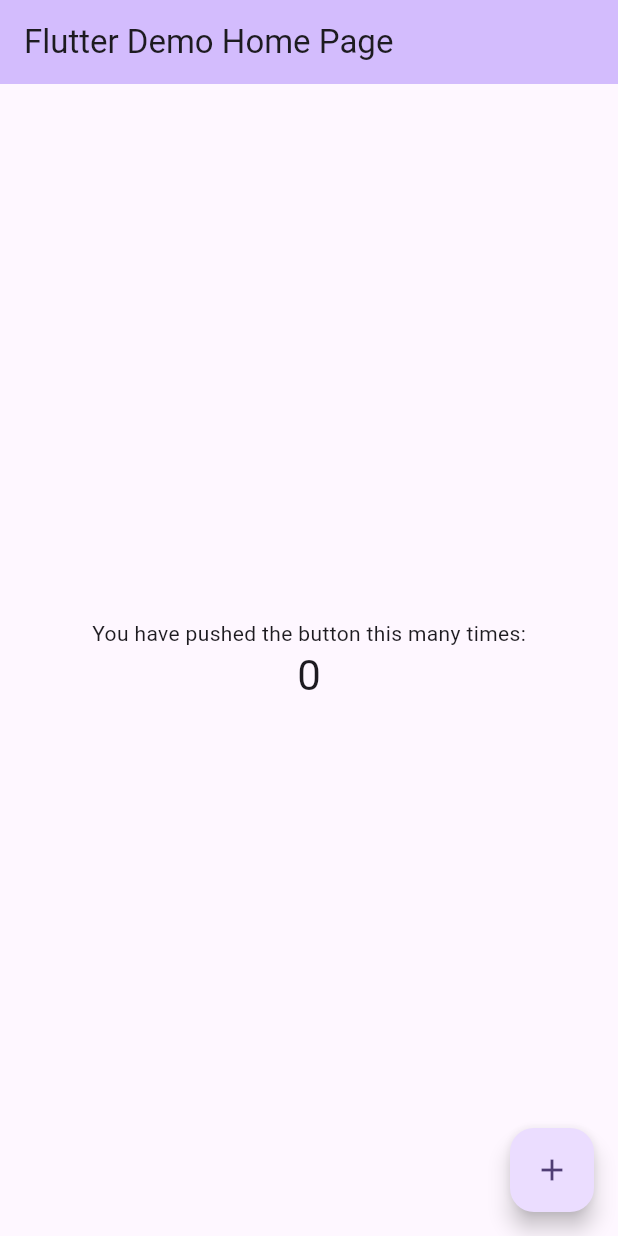
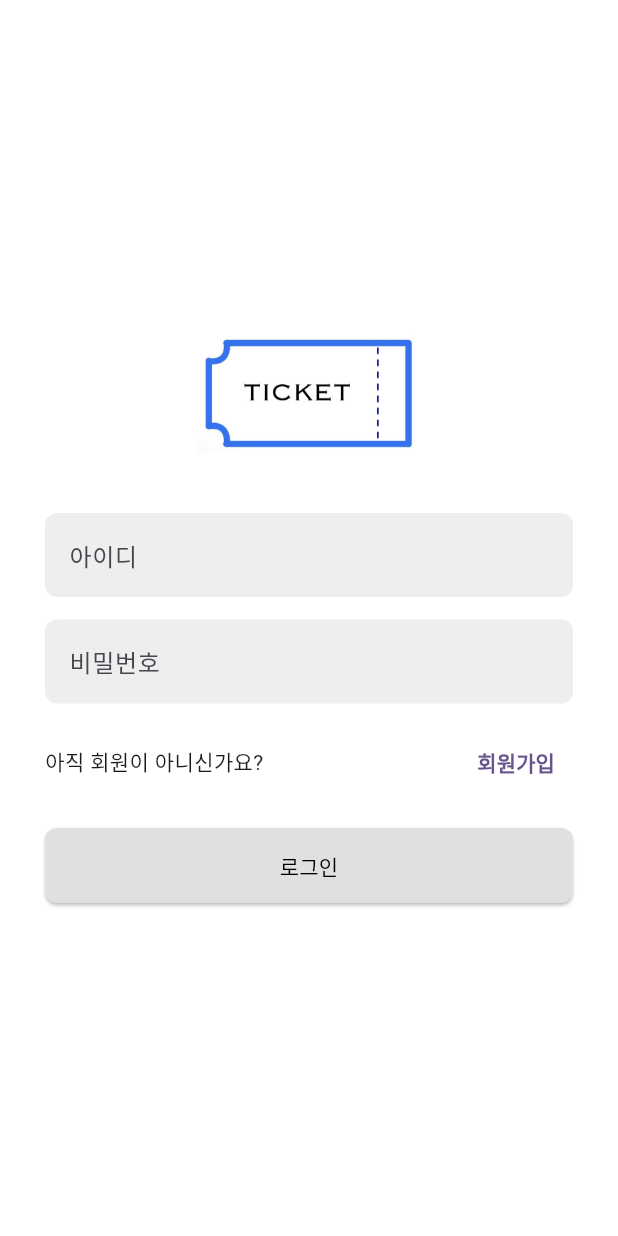
Before and after one commit to automaker-act/flutter-user_front, a Flutter app: the screen it shows after launch, on a phone screen of 412 x 824 dp. Run offline on Flutter 3.47's test engine with Material 3 defaults, Android fonts, the phone set to English and light mode, and no system bars.

Commit message:
init setting

```diff
--- /dev/null
+++ b/lib/auth/login.dart
@@ -0,0 +1,78 @@
+import 'package:flutter/material.dart';
+
+class LoginScreen extends StatelessWidget {
+  const LoginScreen({super.key});
+
+  @override
+  Widget build(BuildContext context) {
+    return Scaffold(
+      body: Center(
+        child: Padding(
+          padding: const EdgeInsets.symmetric(horizontal: 30.0),
+          child: Column(
+            mainAxisAlignment: MainAxisAlignment.center,
+            children: [
+              Image.asset(
+                'assets/images/ticket_logo.jpg',
+                height: 80,
+                errorBuilder: (context, error, stackTrace) {
+                  return const Text("이미지를 불러올 수 없습니다."); // 오류 시 메시지 출력
+                },
+              ),
+              const SizedBox(height: 40),
+              _buildTextField("아이디"),
+              const SizedBox(height: 15),
+              _buildTextField("비밀번호", obscureText: true),
+              const SizedBox(height: 15),
+              Row(
+                mainAxisAlignment: MainAxisAlignment.spaceBetween,
+                children: [
+                  const Text("아직 회원이 아니신가요?"),
+                  TextButton(
+                    onPressed: () {
+                      // 회원가입 페이지 이동 로직
+                    },
+                    child: const Text(
+                      "회원가입",
+                      style: TextStyle(fontWeight: FontWeight.bold),
+                    ),
+                  ),
+                ],
+              ),
+              const SizedBox(height: 20),
+              ElevatedButton(
+                onPressed: () {
+                  // 로그인 로직
+                },
+                style: ElevatedButton.styleFrom(
+                  backgroundColor: Colors.grey[300],
+                  foregroundColor: Colors.black,
+                  minimumSize: const Size(double.infinity, 50),
+                  shape: RoundedRectangleBorder(
+                    borderRadius: BorderRadius.circular(8.0),
+                  ),
+                ),
+                child: const Text("로그인"),
+              ),
+            ],
+          ),
+        ),
+      ),
+    );
+  }
+
+  Widget _buildTextField(String hint, {bool obscureText = false}) {
+    return TextField(
+      obscureText: obscureText,
+      decoration: InputDecoration(
+        hintText: hint,
+        filled: true,
+        fillColor: Colors.grey[200],
+        border: OutlineInputBorder(
+          borderRadius: BorderRadius.circular(8.0),
+          borderSide: BorderSide.none,
+        ),
+      ),
+    );
+  }
+}
--- a/lib/main.dart
+++ b/lib/main.dart
@@ -1,4 +1,5 @@
 import 'package:flutter/material.dart';
+import 'auth/login.dart'; // 로그인 화면 임포트
 
 void main() {
   runApp(const MyApp());
@@ -7,116 +8,17 @@ void main() {
 class MyApp extends StatelessWidget {
   const MyApp({super.key});
 
-  // This widget is the root of your application.
   @override
   Widget build(BuildContext context) {
     return MaterialApp(
+      debugShowCheckedModeBanner: false, // 디버그 배너 제거
       title: 'Flutter Demo',
       theme: ThemeData(
-        // This is the theme of your application.
-        //
-        // TRY THIS: Try running your application with "flutter run". You'll see
-        // the application has a purple toolbar. Then, without quitting the app,
-        // try changing the seedColor in the colorScheme below to Colors.green
-        // and then invoke "hot reload" (save your changes or press the "hot
-        // reload" button in a Flutter-supported IDE, or press "r" if you used
-        // the command line to start the app).
-        //
-        // Notice that the counter didn't reset back to zero; the application
-        // state is not lost during the reload. To reset the state, use hot
-        // restart instead.
-        //
-        // This works for code too, not just values: Most code changes can be
-        // tested with just a hot reload.
+        scaffoldBackgroundColor: Colors.white,
         colorScheme: ColorScheme.fromSeed(seedColor: Colors.deepPurple),
+        useMaterial3: true,
       ),
-      home: const MyHomePage(title: 'Flutter Demo Home Page'),
+      home: const LoginScreen(), // 로그인 화면을 첫 화면으로 설정
     );
   }
 }
-
-class MyHomePage extends StatefulWidget {
-  const MyHomePage({super.key, required this.title});
-
-  // This widget is the home page of your application. It is stateful, meaning
-  // that it has a State object (defined below) that contains fields that affect
-  // how it looks.
-
-  // This class is the configuration for the state. It holds the values (in this
-  // case the title) provided by the parent (in this case the App widget) and
-  // used by the build method of the State. Fields in a Widget subclass are
-  // always marked "final".
-
-  final String title;
-
-  @override
-  State<MyHomePage> createState() => _MyHomePageState();
-}
-
-class _MyHomePageState extends State<MyHomePage> {
-  int _counter = 0;
-
-  void _incrementCounter() {
-    setState(() {
-      // This call to setState tells the Flutter framework that something has
-      // changed in this State, which causes it to rerun the build method below
-      // so that the display can reflect the updated values. If we changed
-      // _counter without calling setState(), then the build method would not be
-      // called again, and so nothing would appear to happen.
-      _counter++;
-    });
-  }
-
-  @override
-  Widget build(BuildContext context) {
-    // This method is rerun every time setState is called, for instance as done
-    // by the _incrementCounter method above.
-    //
-    // The Flutter framework has been optimized to make rerunning build methods
-    // fast, so that you can just rebuild anything that needs updating rather
-    // than having to individually change instances of widgets.
-    return Scaffold(
-      appBar: AppBar(
-        // TRY THIS: Try changing the color here to a specific color (to
-        // Colors.amber, perhaps?) and trigger a hot reload to see the AppBar
-        // change color while the other colors stay the same.
-        backgroundColor: Theme.of(context).colorScheme.inversePrimary,
-        // Here we take the value from the MyHomePage object that was created by
-        // the App.build method, and use it to set our appbar title.
-        title: Text(widget.title),
-      ),
-      body: Center(
-        // Center is a layout widget. It takes a single child and positions it
-        // in the middle of the parent.
-        child: Column(
-          // Column is also a layout widget. It takes a list of children and
-          // arranges them vertically. By default, it sizes itself to fit its
-          // children horizontally, and tries to be as tall as its parent.
-          //
-          // Column has various properties to control how it sizes itself and
-          // how it positions its children. Here we use mainAxisAlignment to
-          // center the children vertically; the main axis here is the vertical
-          // axis because Columns are vertical (the cross axis would be
-          // horizontal).
-          //
-          // TRY THIS: Invoke "debug painting" (choose the "Toggle Debug Paint"
-          // action in the IDE, or press "p" in the console), to see the
-          // wireframe for each widget.
-          mainAxisAlignment: MainAxisAlignment.center,
-          children: <Widget>[
-            const Text('You have pushed the button this many times:'),
-            Text(
-              '$_counter',
-              style: Theme.of(context).textTheme.headlineMedium,
-            ),
-          ],
-        ),
-      ),
-      floatingActionButton: FloatingActionButton(
-        onPressed: _incrementCounter,
-        tooltip: 'Increment',
-        child: const Icon(Icons.add),
-      ), // This trailing comma makes auto-formatting nicer for build methods.
-    );
-  }
-}
```
Also changed, not shown: 1 other file.
